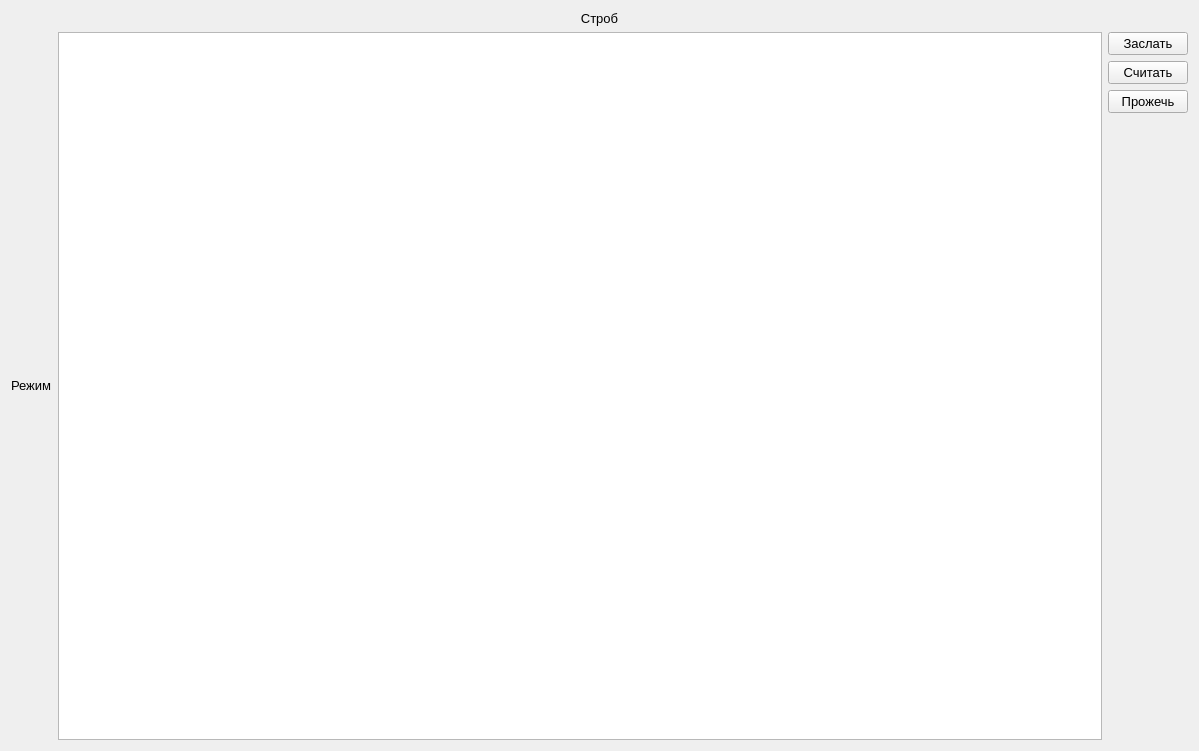
The window that mainwindow.ui (mihmax189/ui_tecnological) describes before a commit, drawn with Qt 5.
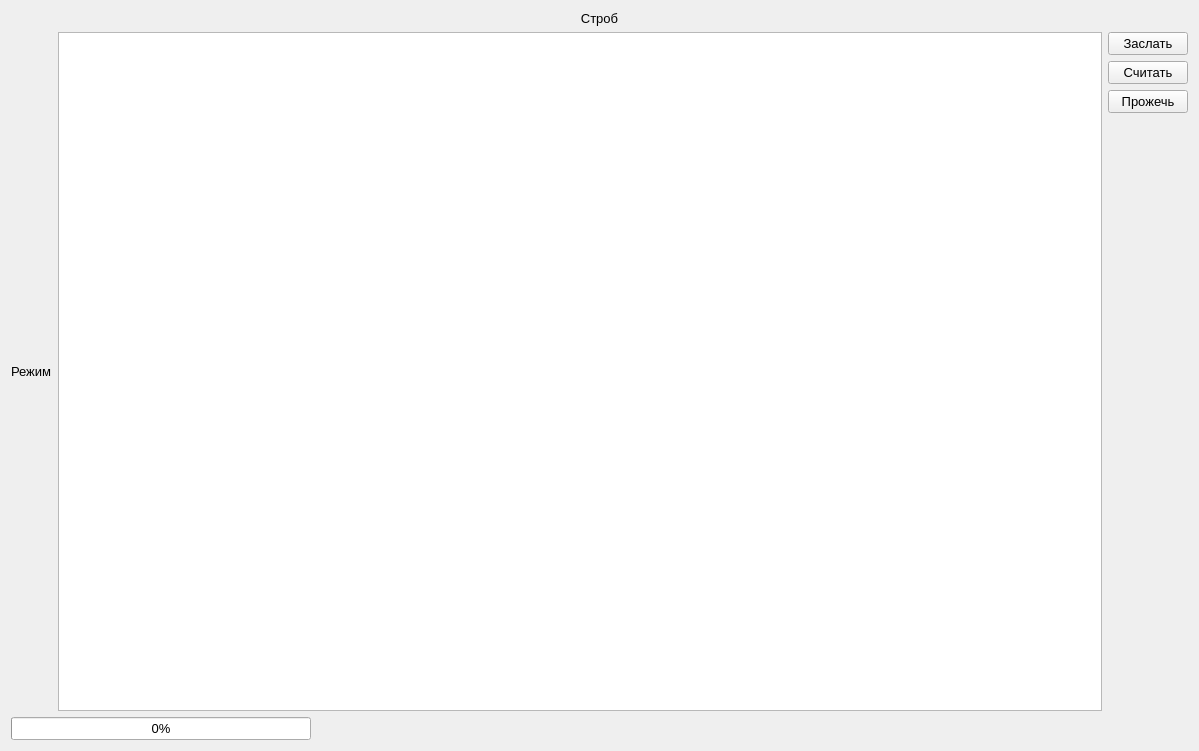
The same window after the commit.

Commit message: Изменен размер прогресс бара и установлено новое начальное значение

```diff
--- a/mainwindow.ui
+++ b/mainwindow.ui
@@ -101,6 +101,25 @@
       </item>
      </layout>
     </item>
+    <item>
+     <widget class="QProgressBar" name="progressBar">
+      <property name="sizePolicy">
+       <sizepolicy hsizetype="Maximum" vsizetype="Fixed">
+        <horstretch>0</horstretch>
+        <verstretch>0</verstretch>
+       </sizepolicy>
+      </property>
+      <property name="maximumSize">
+       <size>
+        <width>300</width>
+        <height>16777215</height>
+       </size>
+      </property>
+      <property name="value">
+       <number>0</number>
+      </property>
+     </widget>
+    </item>
    </layout>
   </widget>
  </widget>
```
